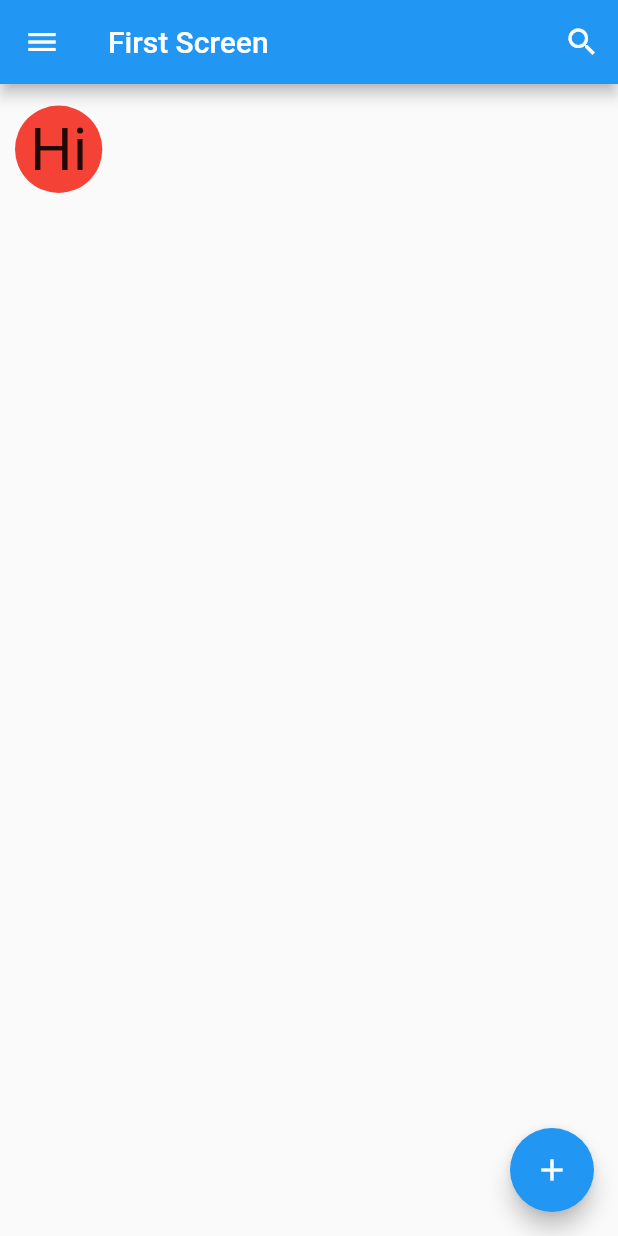
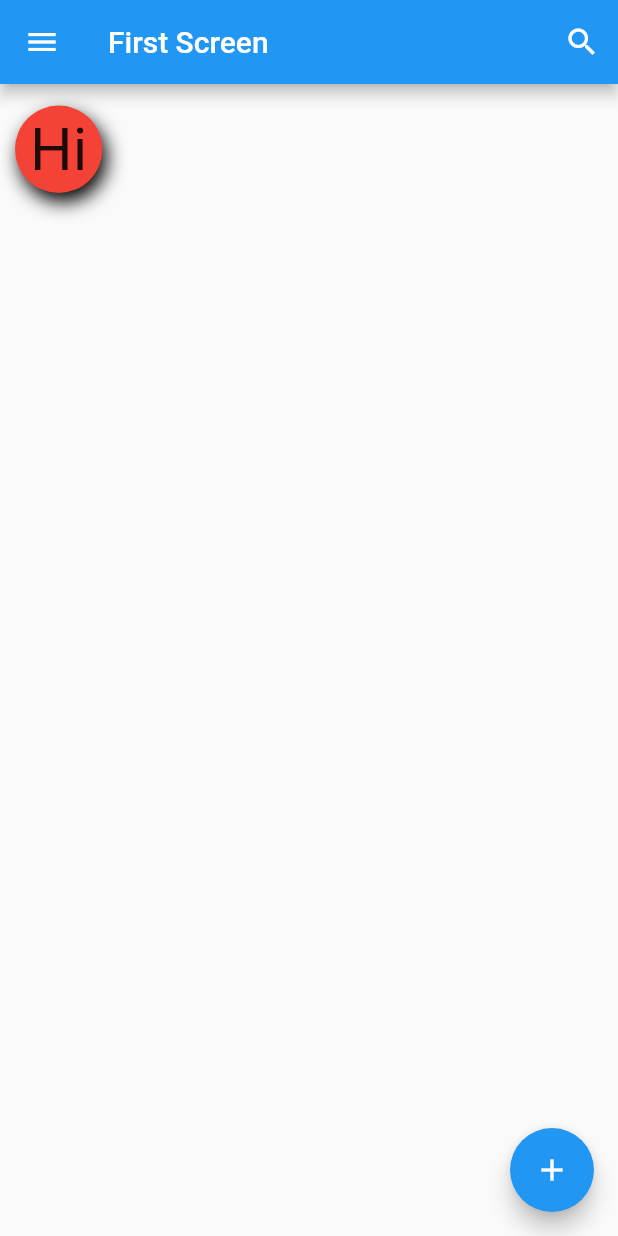
Before and after one commit to akhdanpangestuajiwidodo/GeneralWidgetApp, a Flutter app: the screen it shows after launch, on a phone screen of 412 x 824 dp. Run offline on Flutter 3.47's test engine with Material 2 defaults, Android fonts, the phone set to English and light mode, and no system bars.

Commit message:
Create decoration widget and use BoxShadow (color, offset, blurRadius)

```diff
--- a/lib/main.dart
+++ b/lib/main.dart
@@ -58,6 +58,13 @@ class FirstScreen extends StatelessWidget{
         decoration: BoxDecoration(
           color: Colors.red,
           shape: BoxShape.circle,
+          boxShadow: [
+            BoxShadow(
+              color: Colors.black,
+              offset: Offset(3,6),
+              blurRadius: 10,
+            )
+          ],
         ),
       ),
 
```
